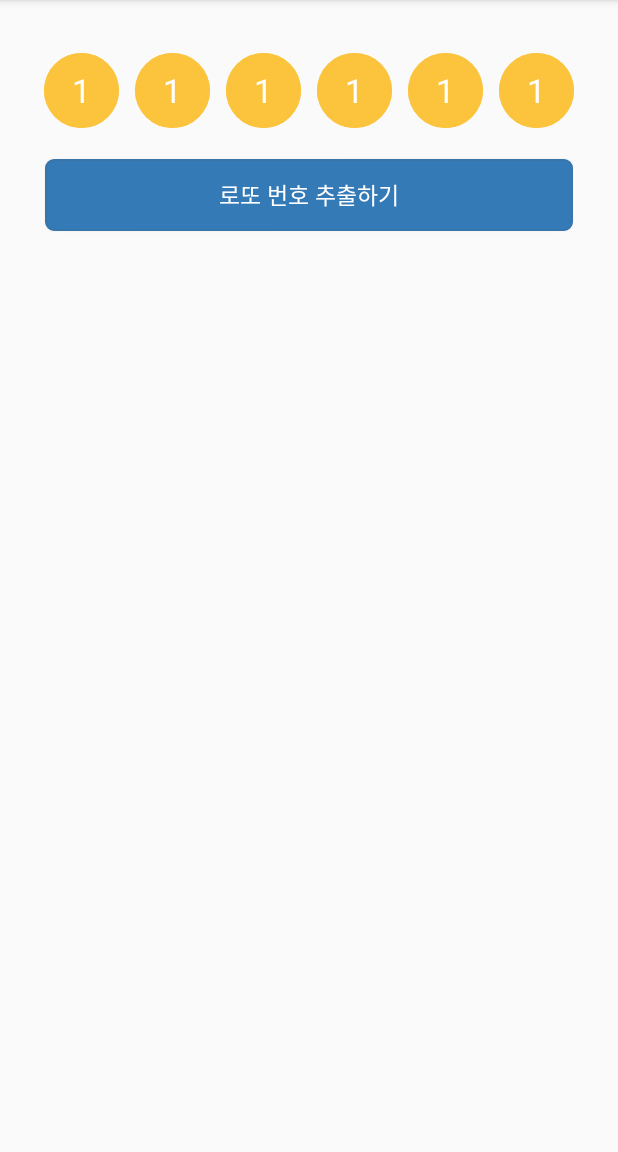
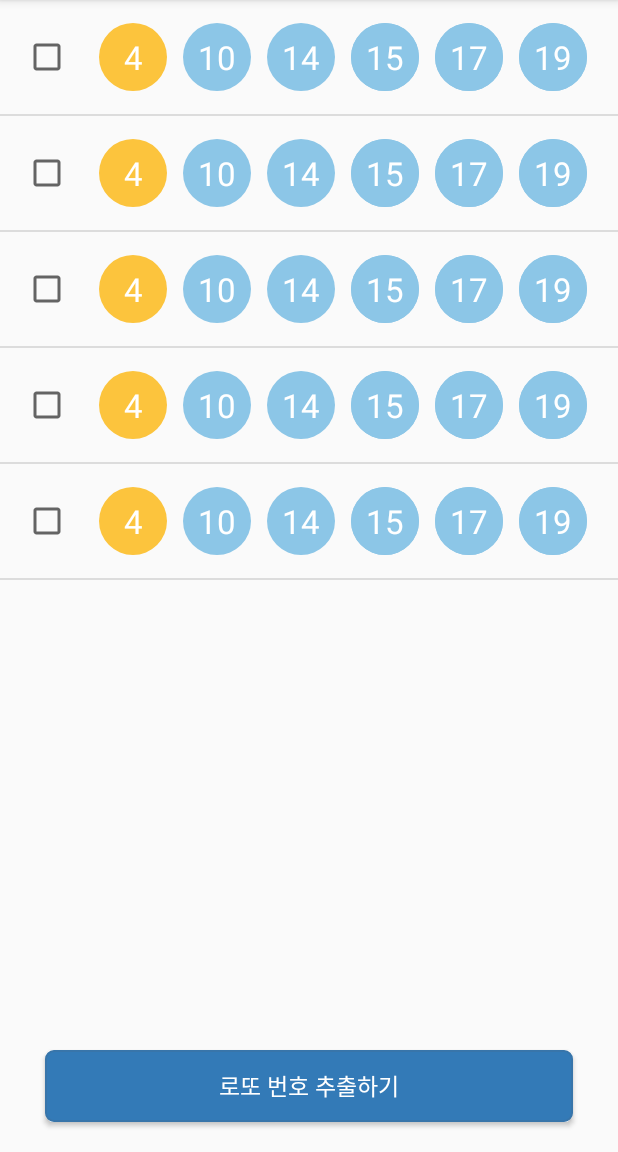
Before and after one commit to unixjang/GodLotto, an Android app: the screen it shows after launch (MainActivity), on a phone screen of 412 x 824 dp, the part 84-1236 px from its top. Run offline under Robolectric (Android 15) with nearby library versions, the phone set to English and light mode, and no system bars.

Commit message:
5개 롤릴 + 체크박스 구현

```diff
--- a/app/src/main/java/org/hyochan/godlotto/MainActivity.java
+++ b/app/src/main/java/org/hyochan/godlotto/MainActivity.java
@@ -11,9 +11,13 @@ import android.view.Menu;
 import android.view.MenuItem;
 import android.view.View;
 import android.widget.Button;
+import android.widget.ListView;
 
-import org.hyochan.godlotto.utils.android.RollingItem;
+import org.hyochan.godlotto.adpaters.RollingAdapter;
+import org.hyochan.godlotto.data.RollingData;
 import org.hyochan.godlotto.utils.java.NumGenerator;
+
+import java.util.ArrayList;
 
 public class MainActivity extends AppCompatActivity
         implements NavigationView.OnNavigationItemSelectedListener, View.OnClickListener {
@@ -25,12 +29,10 @@ public class MainActivity extends AppCompatActivity
     private DrawerLayout drawer;
     private NavigationView navView;
 
-    private RollingItem rollingItem1;
-    private RollingItem rollingItem2;
-    private RollingItem rollingItem3;
-    private RollingItem rollingItem4;
-    private RollingItem rollingItem5;
-    private RollingItem rollingItem6;
+    private ListView listRoll;
+    private RollingAdapter adapterRolling;
+    private ArrayList<RollingData> arrRolling;
+
     private Button btnRoll;
 
     @Override
@@ -50,12 +52,16 @@ public class MainActivity extends AppCompatActivity
         navView.setNavigationItemSelectedListener(this);
 
         // content main
-        rollingItem1 = (RollingItem) findViewById(R.id.roll_item_1);
-        rollingItem2 = (RollingItem) findViewById(R.id.roll_item_2);
-        rollingItem3 = (RollingItem) findViewById(R.id.roll_item_3);
-        rollingItem4 = (RollingItem) findViewById(R.id.roll_item_4);
-        rollingItem5 = (RollingItem) findViewById(R.id.roll_item_5);
-        rollingItem6 = (RollingItem) findViewById(R.id.roll_item_6);
+        arrRolling = new ArrayList<>();
+        for(int i=0; i<5; i++){
+            arrRolling.add(new RollingData(NumGenerator.getNewInstance().generate()));
+        }
+
+        adapterRolling = new RollingAdapter(this, arrRolling);
+
+        listRoll = (ListView) findViewById(R.id.list_roll);
+        listRoll.setAdapter(adapterRolling);
+
         btnRoll = (Button) findViewById(R.id.btn_roll);
         btnRoll.setOnClickListener(this);
 
@@ -65,15 +71,10 @@ public class MainActivity extends AppCompatActivity
     public void onClick(View v) {
         switch (v.getId()){
             case R.id.btn_roll:
-
-                int numbers[] = NumGenerator.getInstance().generate();
-
-                rollingItem1.roll(numbers[0]);
-                rollingItem2.roll(numbers[1]);
-                rollingItem3.roll(numbers[2]);
-                rollingItem4.roll(numbers[3]);
-                rollingItem5.roll(numbers[4]);
-                rollingItem6.roll(numbers[5]);
+                for(int i=0; i<adapterRolling.getCount(); i++){
+                    arrRolling.set(i, new RollingData(NumGenerator.getNewInstance().generate()));
+                }
+                adapterRolling.notifyDataSetChanged();
                 break;
         }
     }
--- /dev/null
+++ b/app/src/main/java/org/hyochan/godlotto/adpaters/RollingAdapter.java
@@ -0,0 +1,99 @@
+package org.hyochan.godlotto.adpaters;
+
+import android.content.Context;
+import android.view.LayoutInflater;
+import android.view.View;
+import android.view.ViewGroup;
+import android.widget.BaseAdapter;
+import android.widget.CheckBox;
+import android.widget.CompoundButton;
+import android.widget.Toast;
+
+import org.hyochan.godlotto.R;
+import org.hyochan.godlotto.data.RollingData;
+import org.hyochan.godlotto.utils.android.RollingItem;
+
+import java.util.ArrayList;
+
+/**
+ * Created by hyochan on 2016-01-24.
+ */
+public class RollingAdapter extends BaseAdapter {
+
+    private final String TAG = "RollingAdapter";
+    private Context context;
+    private ArrayList<RollingData> arrRolling;
+    private ViewHolder viewHolder;
+    private LayoutInflater layoutInflater;
+
+    private static class ViewHolder{
+        public CheckBox checkBox;
+        public RollingItem rollingItem1;
+        public RollingItem rollingItem2;
+        public RollingItem rollingItem3;
+        public RollingItem rollingItem4;
+        public RollingItem rollingItem5;
+        public RollingItem rollingItem6;
+    }
+
+    public RollingAdapter(Context context, ArrayList<RollingData> arrRolling){
+        this.context = context;
+        this.layoutInflater = LayoutInflater.from(context);
+        this.arrRolling = arrRolling;
+    }
+
+    @Override
+    public int getCount() {
+        return arrRolling.size();
+    }
+
+    @Override
+    public RollingData getItem(int position) {
+        return arrRolling.get(position);
+    }
+
+    @Override
+    public long getItemId(int position) {
+        return position;
+    }
+
+    @Override
+    public View getView(int position, View convertView, ViewGroup parent) {
+
+        final RollingData rollingData = arrRolling.get(position);
+
+        if (convertView == null){
+            convertView = layoutInflater.inflate(R.layout.adapter_rolling, null);
+            viewHolder = new ViewHolder();
+            viewHolder.checkBox = (CheckBox) convertView.findViewById(R.id.checkbox);
+            viewHolder.rollingItem1 = (RollingItem) convertView.findViewById(R.id.roll_item_1);
+            viewHolder.rollingItem2 = (RollingItem) convertView.findViewById(R.id.roll_item_2);
+            viewHolder.rollingItem3 = (RollingItem) convertView.findViewById(R.id.roll_item_3);
+            viewHolder.rollingItem4 = (RollingItem) convertView.findViewById(R.id.roll_item_4);
+            viewHolder.rollingItem5 = (RollingItem) convertView.findViewById(R.id.roll_item_5);
+            viewHolder.rollingItem6 = (RollingItem) convertView.findViewById(R.id.roll_item_6);
+            viewHolder.rollingItem1.roll(rollingData.getNumbers()[0]);
+            viewHolder.rollingItem2.roll(rollingData.getNumbers()[1]);
+            viewHolder.rollingItem3.roll(rollingData.getNumbers()[2]);
+            viewHolder.rollingItem4.roll(rollingData.getNumbers()[3]);
+            viewHolder.rollingItem5.roll(rollingData.getNumbers()[4]);
+            viewHolder.rollingItem6.roll(rollingData.getNumbers()[5]);
+            convertView.setTag(viewHolder);
+        } else {
+            viewHolder = (ViewHolder) convertView.getTag();
+        }
+
+        viewHolder.checkBox.setOnCheckedChangeListener(new CompoundButton.OnCheckedChangeListener() {
+            @Override
+            public void onCheckedChanged(CompoundButton buttonView, boolean isChecked) {
+                if (isChecked) {
+                    Toast.makeText(context, "IS checked", Toast.LENGTH_SHORT).show();
+                } else {
+                    Toast.makeText(context, "NOT checked", Toast.LENGTH_SHORT).show();
+                }
+            }
+        });
+        return convertView;
+    }
+
+}
--- /dev/null
+++ b/app/src/main/java/org/hyochan/godlotto/data/RollingData.java
@@ -0,0 +1,27 @@
+package org.hyochan.godlotto.data;
+
+import java.util.Arrays;
+
+/**
+ * Created by hyochan on 2016-01-24.
+ */
+public class RollingData {
+
+    private int numbers[];
+
+    public RollingData(int[] numbers) {
+        this.numbers = numbers;
+    }
+
+    public int[] getNumbers() {
+        return numbers;
+    }
+
+    public void setNumbers(int[] numbers) {
+        this.numbers = numbers;
+    }
+
+    public String toString(){
+        return Arrays.toString(numbers);
+    }
+}
--- a/app/src/main/java/org/hyochan/godlotto/utils/java/NumGenerator.java
+++ b/app/src/main/java/org/hyochan/godlotto/utils/java/NumGenerator.java
@@ -26,6 +26,11 @@ public class NumGenerator
         return numGenerator;
     }
 
+    public static NumGenerator getNewInstance()
+    {
+        return new NumGenerator();
+    }
+
     public int[] generate()
     {
         Random random = new Random();
--- a/app/src/main/res/drawable-v21/shape_roll_fourties.xml
+++ b/app/src/main/res/drawable-v21/shape_roll_fourties.xml
@@ -7,6 +7,6 @@
         android:color="#6bce9e"/>
 
     <size
-        android:width="50dp"
-        android:height="50dp"/>
+        android:width="@dimen/roll_item_size"
+        android:height="@dimen/roll_item_size"/>
 </shape>
--- a/app/src/main/res/drawable-v21/shape_roll_tens.xml
+++ b/app/src/main/res/drawable-v21/shape_roll_tens.xml
@@ -7,6 +7,6 @@
         android:color="#8cc6e7"/>
 
     <size
-        android:width="50dp"
-        android:height="50dp"/>
+        android:width="@dimen/roll_item_size"
+        android:height="@dimen/roll_item_size"/>
 </shape>
--- a/app/src/main/res/drawable-v21/shape_roll_thirties.xml
+++ b/app/src/main/res/drawable-v21/shape_roll_thirties.xml
@@ -7,6 +7,6 @@
         android:color="#a7a2de"/>
 
     <size
-        android:width="50dp"
-        android:height="50dp"/>
+        android:width="@dimen/roll_item_size"
+        android:height="@dimen/roll_item_size"/>
 </shape>
--- a/app/src/main/res/drawable-v21/shape_roll_twenties.xml
+++ b/app/src/main/res/drawable-v21/shape_roll_twenties.xml
@@ -7,6 +7,6 @@
         android:color="#f18d80"/>
 
     <size
-        android:width="50dp"
-        android:height="50dp"/>
+        android:width="@dimen/roll_item_size"
+        android:height="@dimen/roll_item_size"/>
 </shape>
--- a/app/src/main/res/drawable/shape_roll_ones.xml
+++ b/app/src/main/res/drawable/shape_roll_ones.xml
@@ -7,6 +7,6 @@
         android:color="#fcc43d"/>
 
     <size
-        android:width="50dp"
-        android:height="50dp"/>
+        android:width="@dimen/roll_item_size"
+        android:height="@dimen/roll_item_size"/>
 </shape>
--- /dev/null
+++ b/app/src/main/res/layout/adapter_rolling.xml
@@ -0,0 +1,46 @@
+<?xml version="1.0" encoding="utf-8"?>
+<LinearLayout
+    xmlns:android="http://schemas.android.com/apk/res/android"
+    android:id="@+id/lin_roll"
+    android:layout_marginTop="30dp"
+    android:layout_width="match_parent"
+    android:layout_height="wrap_content"
+    android:gravity="left"
+    android:orientation="horizontal">
+    <CheckBox
+        android:id="@+id/checkbox"
+        android:layout_gravity="center"
+        android:layout_marginLeft="15dp"
+        android:layout_width="45dp"
+        android:layout_height="45dp" />
+    <org.hyochan.godlotto.utils.android.RollingItem
+        android:layout_width="wrap_content"
+        android:layout_height="wrap_content"
+        android:padding="5dp"
+        android:id="@+id/roll_item_1" />
+    <org.hyochan.godlotto.utils.android.RollingItem
+        android:layout_width="wrap_content"
+        android:layout_height="wrap_content"
+        android:padding="5dp"
+        android:id="@+id/roll_item_2" />
+    <org.hyochan.godlotto.utils.android.RollingItem
+        android:layout_width="wrap_content"
+        android:layout_height="wrap_content"
+        android:padding="5dp"
+        android:id="@+id/roll_item_3" />
+    <org.hyochan.godlotto.utils.android.RollingItem
+        android:layout_width="wrap_content"
+        android:layout_height="wrap_content"
+        android:padding="5dp"
+        android:id="@+id/roll_item_4" />
+    <org.hyochan.godlotto.utils.android.RollingItem
+        android:layout_width="wrap_content"
+        android:layout_height="wrap_content"
+        android:padding="5dp"
+        android:id="@+id/roll_item_5" />
+    <org.hyochan.godlotto.utils.android.RollingItem
+        android:layout_width="wrap_content"
+        android:layout_height="wrap_content"
+        android:padding="5dp"
+        android:id="@+id/roll_item_6" />
+</LinearLayout>
--- a/app/src/main/res/layout/main_content.xml
+++ b/app/src/main/res/layout/main_content.xml
@@ -8,49 +8,18 @@
     tools:context="org.hyochan.godlotto.MainActivity"
     tools:showIn="@layout/main_app_bar">
 
-    <LinearLayout
-        android:id="@+id/lin_roll"
-        android:layout_marginTop="30dp"
+    <ListView
+        android:id="@+id/list_roll"
         android:layout_width="match_parent"
-        android:layout_height="wrap_content"
-        android:gravity="center"
-        android:orientation="horizontal">
-        <org.hyochan.godlotto.utils.android.RollingItem
-            android:layout_width="wrap_content"
-            android:layout_height="wrap_content"
-            android:padding="5dp"
-            android:id="@+id/roll_item_1" />
-        <org.hyochan.godlotto.utils.android.RollingItem
-            android:layout_width="wrap_content"
-            android:layout_height="wrap_content"
-            android:padding="5dp"
-            android:id="@+id/roll_item_2" />
-        <org.hyochan.godlotto.utils.android.RollingItem
-            android:layout_width="wrap_content"
-            android:layout_height="wrap_content"
-            android:padding="5dp"
-            android:id="@+id/roll_item_3" />
-        <org.hyochan.godlotto.utils.android.RollingItem
-            android:layout_width="wrap_content"
-            android:layout_height="wrap_content"
-            android:padding="5dp"
-            android:id="@+id/roll_item_4" />
-        <org.hyochan.godlotto.utils.android.RollingItem
-            android:layout_width="wrap_content"
-            android:layout_height="wrap_content"
-            android:padding="5dp"
-            android:id="@+id/roll_item_5" />
-        <org.hyochan.godlotto.utils.android.RollingItem
-            android:layout_width="wrap_content"
-            android:layout_height="wrap_content"
-            android:padding="5dp"
-            android:id="@+id/roll_item_6" />
-    </LinearLayout>
+        android:layout_height="match_parent"
+        android:layout_above="@+id/btn_roll"/>
+
     <Button
         android:id="@+id/btn_roll"
         android:background="@drawable/btn_primary"
         android:layout_marginTop="15dp"
-        android:layout_below="@+id/lin_roll"
+        android:layout_marginBottom="20dp"
+        android:layout_alignParentBottom="true"
         android:layout_marginLeft="30dp"
         android:layout_marginRight="30dp"
         android:layout_width="match_parent"
--- a/app/src/main/res/layout/rolling_item_number.xml
+++ b/app/src/main/res/layout/rolling_item_number.xml
@@ -5,6 +5,8 @@
     android:layout_width="wrap_content"
     android:layout_height="wrap_content"
     android:layout_gravity="center"
+    android:layout_marginTop="10dp"
+    android:layout_marginBottom="10dp"
     android:gravity="center"
     android:textColor="@android:color/white"
     android:textSize="22sp">
--- a/app/src/main/res/values/dimens.xml
+++ b/app/src/main/res/values/dimens.xml
@@ -9,4 +9,6 @@
     <!-- button -->
     <dimen name="btn_radius">5dp</dimen>
     <dimen name="btn_stroke">1dp</dimen>
+    <!-- rolling item -->
+    <dimen name="roll_item_size">45dp</dimen>
 </resources>
```
